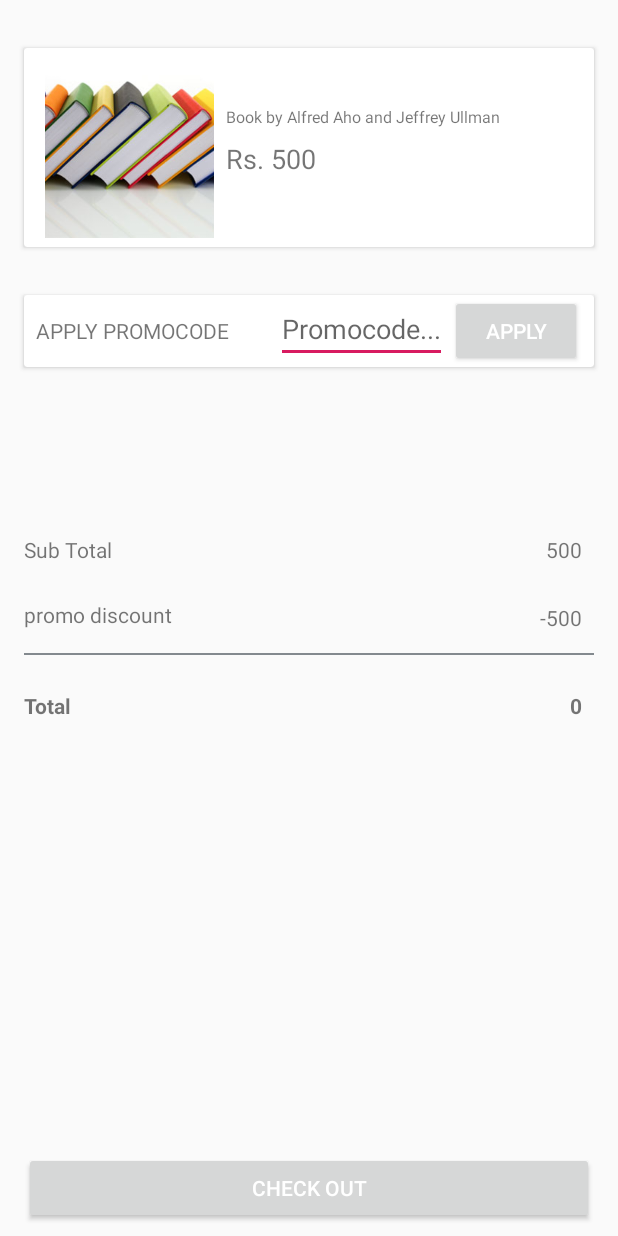
After one commit to faizalsha/EduAssetsApp, an Android app: the CartActivity screen opened directly, with no data from a screen before it, on a phone screen of 412 x 824 dp. The commit adds this screen. Run offline under Robolectric (Android 15) with nearby library versions, the phone set to English and light mode, and no system bars; our stand-ins replace Firebase (no records; nobody signed in at launch, a user with empty details on screens opened directly); Roboto replaces fonts that are not available here.

Commit message:
cart activity added

```diff
--- a/app/src/main/AndroidManifest.xml
+++ b/app/src/main/AndroidManifest.xml
@@ -14,7 +14,11 @@
         android:roundIcon="@mipmap/ic_launcher_round"
         android:supportsRtl="true"
         android:theme="@style/AppTheme">
-        <activity android:name=".ui.activities.VideoPlayerActivity"></activity>
+        <activity android:name=".ui.activities.PurchasedCourseActivity"></activity>
+        <activity
+            android:name=".ui.activities.CartActivity"
+            android:exported="true" />
+        <activity android:name=".ui.activities.VideoPlayerActivity" />
         <activity android:name=".ui.activities.PdfViewerActivity" />
         <activity
             android:name=".ui.activities.CourseActivity"
--- /dev/null
+++ b/app/src/main/java/com/example/krishbhatia/eduassets/ui/activities/CartActivity.java
@@ -0,0 +1,56 @@
+package com.example.krishbhatia.eduassets.ui.activities;
+
+import android.content.Intent;
+import android.support.annotation.NonNull;
+import android.support.v7.app.AppCompatActivity;
+import android.os.Bundle;
+import android.util.Log;
+import android.view.View;
+import android.widget.Button;
+import android.widget.TextView;
+import android.widget.Toast;
+
+import com.example.krishbhatia.eduassets.R;
+import com.google.android.gms.tasks.OnFailureListener;
+import com.google.android.gms.tasks.OnSuccessListener;
+import com.google.firebase.database.DatabaseReference;
+import com.google.firebase.database.FirebaseDatabase;
+
+import org.w3c.dom.Text;
+
+public class CartActivity extends AppCompatActivity {
+
+
+    @Override
+    protected void onCreate(Bundle savedInstanceState) {
+        super.onCreate(savedInstanceState);
+        setContentView(R.layout.activity_cart);
+
+        TextView textView = findViewById(R.id.cart_product_title_view);
+        final String extraString = getIntent().getStringExtra("course");
+        textView.setText(extraString);
+
+        Button checkoutButton = findViewById(R.id.checkout_button);
+
+
+        final DatabaseReference databaseReference = FirebaseDatabase.getInstance().getReference().child("shadab/user/purchased_course");
+        checkoutButton.setOnClickListener(new View.OnClickListener() {
+            @Override
+            public void onClick(View v) {
+                databaseReference.child("new_child").setValue(extraString).addOnSuccessListener(new OnSuccessListener<Void>() {
+                    @Override
+                    public void onSuccess(Void aVoid) {
+                        Toast.makeText(CartActivity.this, "Course Added", Toast.LENGTH_SHORT).show();
+                        startActivity(new Intent(CartActivity.this, PurchasedCourseActivity.class));
+                        finish();
+                    }
+                }).addOnFailureListener(new OnFailureListener() {
+                    @Override
+                    public void onFailure(@NonNull Exception e) {
+                        Toast.makeText(CartActivity.this, "Some error occured in checking out", Toast.LENGTH_SHORT).show();
+                    }
+                });
+            }
+        });
+    }
+}
--- a/app/src/main/java/com/example/krishbhatia/eduassets/ui/adapter/CourseAdapter.java
+++ b/app/src/main/java/com/example/krishbhatia/eduassets/ui/adapter/CourseAdapter.java
@@ -12,6 +12,7 @@ import android.widget.TextView;
 
 import com.example.krishbhatia.eduassets.POJO.Course;
 import com.example.krishbhatia.eduassets.R;
+import com.example.krishbhatia.eduassets.ui.activities.CartActivity;
 import com.example.krishbhatia.eduassets.ui.activities.CourseActivity;
 import com.google.firebase.database.DatabaseReference;
 
@@ -54,7 +55,7 @@ public class CourseAdapter extends RecyclerView.Adapter<CourseAdapter.CourseView
         courseViewHolder.view.setOnClickListener(new View.OnClickListener() {
             @Override
             public void onClick(View v) {
-                Intent intent = new Intent(mCtx, CourseActivity.class);
+                Intent intent = new Intent(mCtx, CartActivity.class);
                 intent.putExtra("course", course.getTitle());
                 mCtx.startActivity(intent);
             }
--- /dev/null
+++ b/app/src/main/res/layout/activity_cart.xml
@@ -0,0 +1,214 @@
+<?xml version="1.0" encoding="utf-8"?>
+<android.support.constraint.ConstraintLayout xmlns:android="http://schemas.android.com/apk/res/android"
+    xmlns:app="http://schemas.android.com/apk/res-auto"
+    xmlns:tools="http://schemas.android.com/tools"
+    android:layout_width="match_parent"
+    android:layout_height="match_parent"
+    tools:context=".ui.activities.CartActivity">
+
+    <android.support.v7.widget.CardView
+        android:id="@+id/cardView"
+        android:layout_width="match_parent"
+        android:layout_height="wrap_content"
+        android:layout_marginStart="16dp"
+        android:layout_marginTop="32dp"
+        android:layout_marginEnd="16dp"
+        app:layout_constraintEnd_toEndOf="parent"
+        app:layout_constraintStart_toStartOf="parent"
+        app:layout_constraintTop_toTopOf="parent">
+
+        <android.support.constraint.ConstraintLayout
+            android:layout_width="match_parent"
+            android:layout_height="wrap_content"
+            android:padding="@dimen/dimen_8dp">
+
+            <ImageView
+                android:id="@+id/cart_image_view"
+                android:layout_width="@dimen/dimen_150dp"
+                android:layout_height="@dimen/dimen_150dp"
+                android:layout_marginStart="8dp"
+                android:layout_marginTop="8dp"
+                android:scaleType="centerCrop"
+                android:src="@drawable/course"
+                app:layout_constraintStart_toStartOf="parent"
+                app:layout_constraintTop_toTopOf="parent" />
+
+            <TextView
+                android:id="@+id/cart_product_title_view"
+                android:layout_width="0dp"
+                android:layout_height="wrap_content"
+                android:layout_marginStart="8dp"
+                android:layout_marginTop="8dp"
+                android:layout_marginEnd="8dp"
+                android:layout_toRightOf="@id/cart_image_view"
+                android:text="Foundation of Computer Science"
+                android:textSize="@dimen/dimen_24sp"
+                android:textStyle="bold"
+                app:layout_constraintEnd_toEndOf="parent"
+                app:layout_constraintHorizontal_bias="0.0"
+                app:layout_constraintStart_toEndOf="@id/cart_image_view"
+                app:layout_constraintTop_toTopOf="parent" />
+
+            <TextView
+                android:id="@+id/cart_product_desc_view"
+                android:layout_width="0dp"
+                android:layout_height="wrap_content"
+                android:layout_below="@id/cart_product_title_view"
+                android:layout_marginStart="8dp"
+                android:layout_marginEnd="8dp"
+                android:layout_toRightOf="@id/cart_image_view"
+                android:text="Book by Alfred Aho and Jeffrey Ullman"
+                android:textSize="@dimen/dimen_14sp"
+                app:layout_constraintEnd_toEndOf="parent"
+                app:layout_constraintStart_toEndOf="@+id/cart_image_view"
+                app:layout_constraintTop_toBottomOf="@+id/cart_product_title_view" />
+
+            <TextView
+                android:layout_width="wrap_content"
+                android:layout_height="wrap_content"
+                android:layout_below="@id/cart_product_desc_view"
+                android:layout_marginStart="8dp"
+                android:layout_marginTop="8dp"
+                android:layout_toRightOf="@id/cart_image_view"
+                android:text="Rs. 500"
+                android:textSize="@dimen/dimen_24sp"
+                app:layout_constraintStart_toEndOf="@+id/cart_image_view"
+                app:layout_constraintTop_toBottomOf="@+id/cart_product_desc_view" />
+
+        </android.support.constraint.ConstraintLayout>
+    </android.support.v7.widget.CardView>
+
+    <android.support.v7.widget.CardView
+        android:id="@+id/cardView2"
+        android:layout_width="match_parent"
+        android:layout_height="wrap_content"
+        android:layout_marginStart="16dp"
+        android:layout_marginTop="32dp"
+        android:layout_marginEnd="16dp"
+        app:layout_constraintEnd_toEndOf="parent"
+        app:layout_constraintStart_toStartOf="parent"
+        app:layout_constraintTop_toBottomOf="@+id/cardView">
+
+        <RelativeLayout
+            android:layout_width="match_parent"
+            android:layout_height="wrap_content"
+            android:layout_marginStart="8dp"
+            android:layout_marginEnd="8dp">
+
+            <TextView
+                android:layout_width="wrap_content"
+                android:layout_height="wrap_content"
+                android:layout_centerVertical="true"
+                android:text="APPLY PROMOCODE" />
+
+            <EditText
+                android:layout_width="wrap_content"
+                android:layout_height="wrap_content"
+                android:layout_marginEnd="2dp"
+                android:layout_toStartOf="@+id/button2"
+                android:hint="Promocode..."
+                android:maxLength="8"
+                android:singleLine="true" />
+
+            <Button
+                android:id="@+id/button2"
+                android:layout_width="wrap_content"
+                android:layout_height="wrap_content"
+                android:layout_alignParentEnd="true"
+                android:layout_marginEnd="0dp"
+                android:text="apply"
+                android:textColor="@color/white" />
+
+
+        </RelativeLayout>
+    </android.support.v7.widget.CardView>
+
+    <TextView
+        android:id="@+id/textView"
+        android:layout_width="wrap_content"
+        android:layout_height="wrap_content"
+        android:layout_marginStart="16dp"
+        android:layout_marginTop="112dp"
+        android:text="Sub Total"
+        app:layout_constraintStart_toStartOf="parent"
+        app:layout_constraintTop_toBottomOf="@+id/cardView2" />
+
+    <TextView
+        android:id="@+id/textView2"
+        android:layout_width="wrap_content"
+        android:layout_height="wrap_content"
+        android:layout_marginTop="112dp"
+        android:layout_marginEnd="24dp"
+        android:text="500"
+        app:layout_constraintEnd_toEndOf="parent"
+        app:layout_constraintTop_toBottomOf="@+id/cardView2" />
+
+    <TextView
+        android:id="@+id/textView3"
+        android:layout_width="wrap_content"
+        android:layout_height="wrap_content"
+        android:layout_marginStart="16dp"
+        android:layout_marginTop="24dp"
+        android:text="promo discount"
+        app:layout_constraintStart_toStartOf="parent"
+        app:layout_constraintTop_toBottomOf="@+id/textView" />
+
+    <TextView
+        android:id="@+id/textView4"
+        android:layout_width="wrap_content"
+        android:layout_height="wrap_content"
+        android:layout_marginTop="26dp"
+        android:layout_marginEnd="24dp"
+        android:text="-500"
+        app:layout_constraintEnd_toEndOf="parent"
+        app:layout_constraintTop_toBottomOf="@+id/textView2" />
+
+    <TextView
+        android:id="@+id/textView5"
+        android:layout_width="wrap_content"
+        android:layout_height="wrap_content"
+        android:layout_marginStart="16dp"
+        android:layout_marginTop="24dp"
+        android:text="Total"
+        android:textStyle="bold"
+        app:layout_constraintStart_toStartOf="parent"
+        app:layout_constraintTop_toBottomOf="@+id/view" />
+
+    <TextView
+        android:id="@+id/textView6"
+        android:layout_width="wrap_content"
+        android:layout_height="wrap_content"
+        android:layout_marginTop="24dp"
+        android:layout_marginEnd="24dp"
+        android:text="0"
+        android:textStyle="bold"
+        app:layout_constraintEnd_toEndOf="parent"
+        app:layout_constraintTop_toBottomOf="@+id/view" />
+
+    <Button
+        android:id="@+id/checkout_button"
+        android:layout_width="0dp"
+        android:layout_height="wrap_content"
+        android:layout_marginStart="16dp"
+        android:layout_marginEnd="16dp"
+        android:layout_marginBottom="8dp"
+        android:text="check out"
+        android:textColor="@color/white"
+        app:layout_constraintBottom_toBottomOf="parent"
+        app:layout_constraintEnd_toEndOf="parent"
+        app:layout_constraintStart_toStartOf="parent" />
+
+    <View
+        android:id="@+id/view"
+        android:layout_width="0dp"
+        android:layout_height="1dp"
+        android:layout_marginStart="16dp"
+        android:layout_marginTop="16dp"
+        android:layout_marginEnd="16dp"
+        android:background="@color/colorTextView"
+        app:layout_constraintEnd_toEndOf="parent"
+        app:layout_constraintHorizontal_bias="0.0"
+        app:layout_constraintStart_toStartOf="parent"
+        app:layout_constraintTop_toBottomOf="@+id/textView3" />
+
+</android.support.constraint.ConstraintLayout>
--- a/app/src/main/res/menu/activity_navigation_drawer.xml
+++ b/app/src/main/res/menu/activity_navigation_drawer.xml
@@ -12,6 +12,11 @@
             android:id="@+id/nav_subscribed"
             android:icon="@drawable/ic_subscribed_course_nav"
             android:title="Subscribed Course" />
+        <item
+            android:id="@+id/nav_purchased_course"
+            android:icon="@drawable/ic_subscribed_course_nav"
+            android:title="Purchased Course" />
+
     </group>
 
     <item android:title="Links">
```
Also changed, not shown: app/src/main/java/com/example/krishbhatia/eduassets/NavigationActivity.java (+11 -19 lines), app/src/main/java/com/example/krishbhatia/eduassets/ui/activities/CourseActivity.java (+2 -8 lines), app/src/main/java/com/example/krishbhatia/eduassets/ui/activities/PurchasedCourseActivity.java (added, +57 -0 lines), app/src/main/java/com/example/krishbhatia/eduassets/ui/adapter/PurchasedCourseAdapter.java (added, +69 -0 lines), app/src/main/java/com/example/krishbhatia/eduassets/ui/fragments/AllCoursesFragment.java (+1 -57 lines), app/src/main/res/layout/activity_purchased_course.xml (added, +21 -0 lines), app/src/main/res/layout/item_purchased_course_recycler.xml (added, +26 -0 lines).
